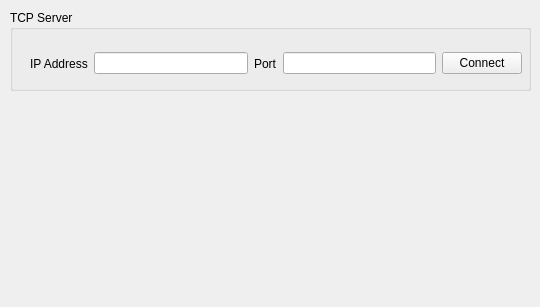
First picture: the form in 11_ESP32/09_TCPserver/09_TCP_SocketClientGUI.ui, repository JangHyeongJun-0523/AddInEdu2024, before the edit.
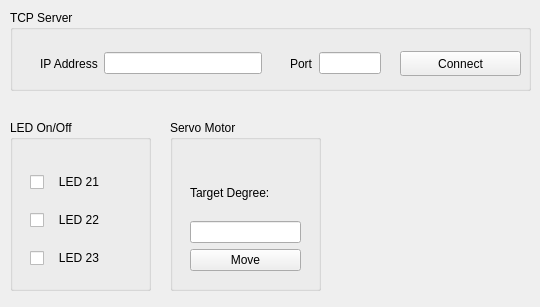
Second picture: the form after the edit.

```diff
--- a/11_ESP32/09_TCPserver/09_TCP_SocketClientGUI.ui
+++ b/11_ESP32/09_TCPserver/09_TCP_SocketClientGUI.ui
@@ -25,12 +25,25 @@
    <property name="title">
     <string>TCP Server</string>
    </property>
+   <widget class="QPushButton" name="ConnectBtn">
+    <property name="geometry">
+     <rect>
+      <x>390</x>
+      <y>41</y>
+      <width>121</width>
+      <height>25</height>
+     </rect>
+    </property>
+    <property name="text">
+     <string>Connect</string>
+    </property>
+   </widget>
    <widget class="QWidget" name="">
     <property name="geometry">
      <rect>
-      <x>20</x>
+      <x>30</x>
       <y>40</y>
-      <width>492</width>
+      <width>222</width>
       <height>27</height>
      </rect>
     </property>
@@ -45,6 +58,18 @@
      <item>
       <widget class="QLineEdit" name="ipEdit"/>
      </item>
+    </layout>
+   </widget>
+   <widget class="QWidget" name="">
+    <property name="geometry">
+     <rect>
+      <x>280</x>
+      <y>40</y>
+      <width>91</width>
+      <height>27</height>
+     </rect>
+    </property>
+    <layout class="QHBoxLayout" name="horizontalLayout_2">
      <item>
       <widget class="QLabel" name="label_2">
        <property name="text">
@@ -55,10 +80,94 @@
      <item>
       <widget class="QLineEdit" name="portEdit"/>
      </item>
+    </layout>
+   </widget>
+  </widget>
+  <widget class="QGroupBox" name="groupBox_2">
+   <property name="geometry">
+    <rect>
+     <x>10</x>
+     <y>120</y>
+     <width>141</width>
+     <height>171</height>
+    </rect>
+   </property>
+   <property name="title">
+    <string>LED On/Off</string>
+   </property>
+   <widget class="QWidget" name="layoutWidget">
+    <property name="geometry">
+     <rect>
+      <x>20</x>
+      <y>40</y>
+      <width>101</width>
+      <height>121</height>
+     </rect>
+    </property>
+    <layout class="QVBoxLayout" name="verticalLayout">
      <item>
-      <widget class="QPushButton" name="ConnectBtn">
+      <widget class="QCheckBox" name="led21">
+       <property name="layoutDirection">
+        <enum>Qt::LeftToRight</enum>
+       </property>
        <property name="text">
-        <string>Connect</string>
+        <string>   LED 21</string>
+       </property>
+      </widget>
+     </item>
+     <item>
+      <widget class="QCheckBox" name="led22">
+       <property name="text">
+        <string>   LED 22</string>
+       </property>
+      </widget>
+     </item>
+     <item>
+      <widget class="QCheckBox" name="led23">
+       <property name="text">
+        <string>   LED 23</string>
+       </property>
+      </widget>
+     </item>
+    </layout>
+   </widget>
+  </widget>
+  <widget class="QGroupBox" name="groupBox_3">
+   <property name="geometry">
+    <rect>
+     <x>170</x>
+     <y>120</y>
+     <width>151</width>
+     <height>171</height>
+    </rect>
+   </property>
+   <property name="title">
+    <string>Servo Motor</string>
+   </property>
+   <widget class="QWidget" name="">
+    <property name="geometry">
+     <rect>
+      <x>20</x>
+      <y>50</y>
+      <width>111</width>
+      <height>101</height>
+     </rect>
+    </property>
+    <layout class="QVBoxLayout" name="verticalLayout_2">
+     <item>
+      <widget class="QLabel" name="label_3">
+       <property name="text">
+        <string>Target Degree: </string>
+       </property>
+      </widget>
+     </item>
+     <item>
+      <widget class="QLineEdit" name="degree"/>
+     </item>
+     <item>
+      <widget class="QPushButton" name="move">
+       <property name="text">
+        <string>Move</string>
        </property>
       </widget>
      </item>
```
